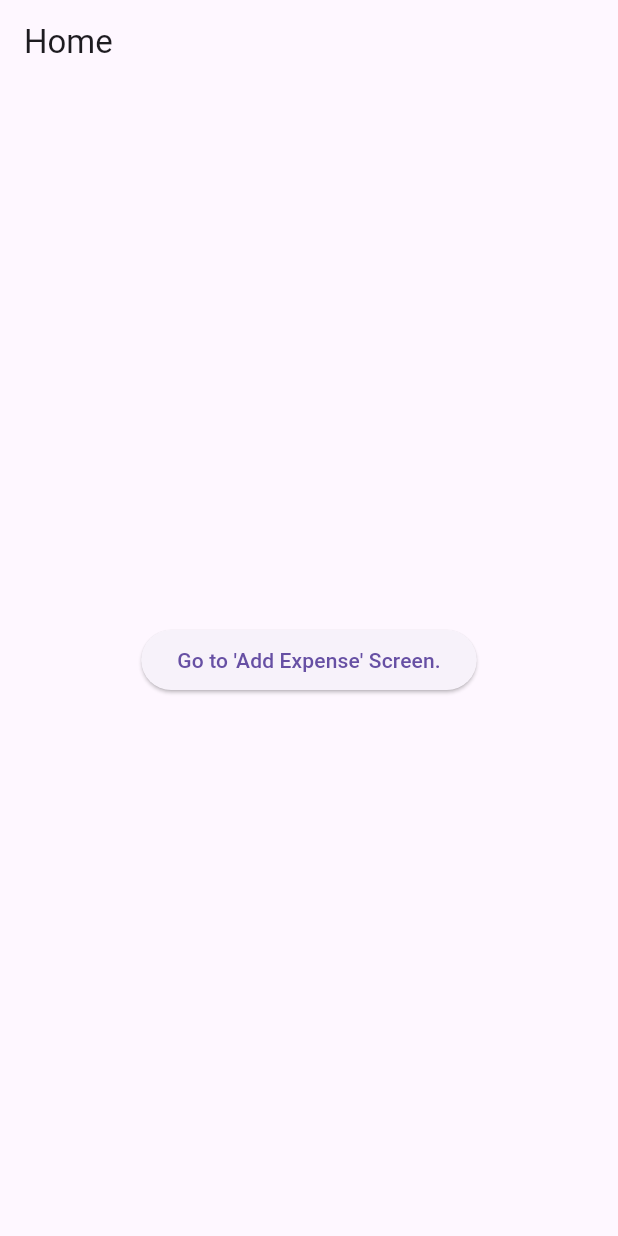
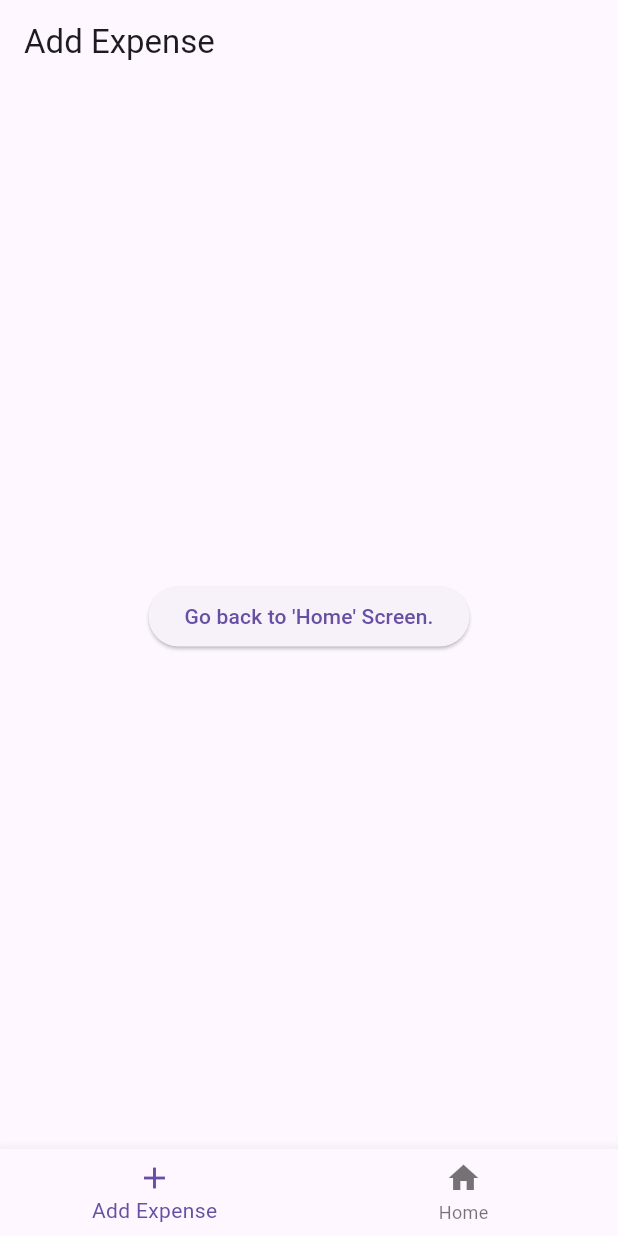
Before and after one commit to Val1t3/expense-tracker, a Flutter app: the screen it shows after launch, on a phone screen of 412 x 824 dp. Run offline on Flutter 3.47's test engine with Material 3 defaults, Android fonts, the phone set to English and light mode, and no system bars.

Commit message:
[ADD] setup navigation bar

```diff
--- a/expense_tracker/lib/Screens/home_screen.dart
+++ b/expense_tracker/lib/Screens/home_screen.dart
@@ -1,20 +1,43 @@
+import 'package:expense_tracker/Screens/add_expense_screen.dart';
+import 'package:expense_tracker/Screens/login_screen.dart';
+import 'package:expense_tracker/Screens/settings_screen.dart';
 import 'package:flutter/material.dart';
 
-class HomeScreen extends StatelessWidget {
-  const HomeScreen({super.key});
+class HomeScreenManager extends StatefulWidget {
+  const HomeScreenManager({super.key});
+
+  @override
+  State<HomeScreenManager> createState() => _HomeScreenManagerState();
+}
+
+class _HomeScreenManagerState extends State<HomeScreenManager> {
+  int _selectedIndex = 0;
+
+  final List<Widget> _screens = [
+    const AddExpenseScreen(),
+    const SettingsScreen(),
+  ];
+
+  _onItemTapped(int index) {
+    setState(() {
+      _selectedIndex = index;
+    });
+  }
 
   @override
   Widget build(BuildContext context) {
     return Scaffold(
-      appBar: AppBar(
-        title: const Text('Home'),
+      body: Center(
+        child: _screens.elementAt(_selectedIndex),
       ),
-      body: Center(
-          child: ElevatedButton(
-              onPressed: () {
-                Navigator.pushNamed(context, '/add');
-              },
-              child: const Text("Go to 'Add Expense' Screen."))),
+      bottomNavigationBar: BottomNavigationBar(
+        items: const [
+          BottomNavigationBarItem(icon: Icon(Icons.add), label: 'Add Expense'),
+          BottomNavigationBarItem(icon: Icon(Icons.home), label: 'Home'),
+        ],
+        currentIndex: _selectedIndex,
+        onTap: _onItemTapped,
+      ),
     );
   }
 }
--- a/expense_tracker/lib/main.dart
+++ b/expense_tracker/lib/main.dart
@@ -1,10 +1,5 @@
-import 'package:expense_tracker/Screens/details_list_screen.dart';
-import 'package:expense_tracker/Screens/details_screen.dart';
-import 'package:expense_tracker/Screens/login_screen.dart';
-import 'package:expense_tracker/Screens/settings_screen.dart';
 import 'package:flutter/material.dart';
 
-import 'Screens/add_expense_screen.dart';
 import 'Screens/home_screen.dart';
 
 void main() {
@@ -18,18 +13,8 @@ class MyApp extends StatelessWidget {
   Widget build(BuildContext context) {
     return MaterialApp(
       title: 'Expense Tracker',
-      initialRoute: '/',
-      routes: {
-        '/': (context) => const HomeScreen(),
-        '/add': (context) => const AddExpenseScreen(),
-        '/details_list': (context) => const DetailsListScreen(),
-        '/details/:id': (context) => const DetailsScreen(),
-        '/settings': (context) => const SettingsScreen(),
-        '/login': (context) => const LoginScreen(),
-      },
-      // theme: ThemeData(
-      //   primarySwatch: Colors.blue,
-      // ),
+      theme: ThemeData(primarySwatch: Colors.blue),
+      home: const HomeScreenManager(),
     );
   }
 }
```
